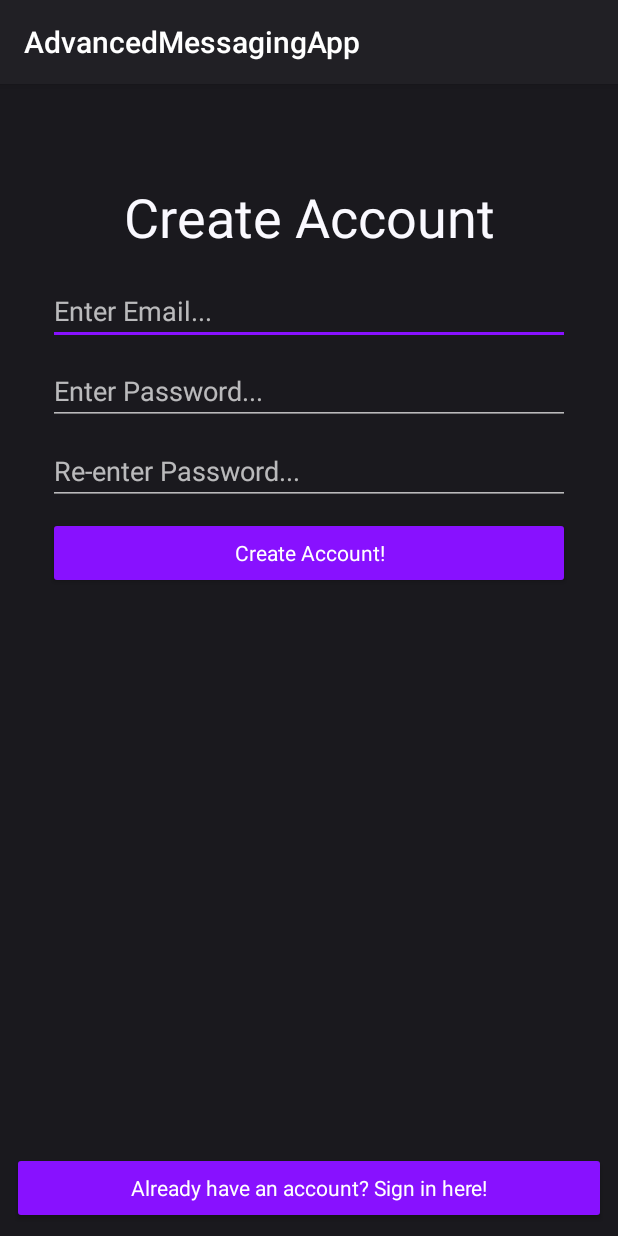
After one commit to batsm/AdvancedMessagingApp, an Android app: the CreateAccount screen opened directly, with no data from a screen before it, on a phone screen of 412 x 824 dp. The commit adds this screen. Run offline under Robolectric (Android 15) with nearby library versions, the phone set to English and light mode, and no system bars.

Commit message:
Create account page created and designed

```diff
--- a/app/src/main/AndroidManifest.xml
+++ b/app/src/main/AndroidManifest.xml
@@ -8,10 +8,10 @@
             android:label="@string/app_name"
             android:roundIcon="@mipmap/ic_launcher_round"
             android:supportsRtl="true"
-            android:theme="@style/AppTheme"
-            >
+            android:theme="@style/AppTheme">
+        <activity android:name=".CreateAccount">
+        </activity>
         <activity android:name=".MainActivity">
-
         </activity>
         <activity android:name=".LoginActivity">
             <intent-filter>
--- /dev/null
+++ b/app/src/main/java/advancedmessagingapp/com/CreateAccount.kt
@@ -0,0 +1,12 @@
+package advancedmessagingapp.com
+
+import android.support.v7.app.AppCompatActivity
+import android.os.Bundle
+
+class CreateAccount : AppCompatActivity() {
+
+    override fun onCreate(savedInstanceState: Bundle?) {
+        super.onCreate(savedInstanceState)
+        setContentView(R.layout.activity_create_account)
+    }
+}
--- /dev/null
+++ b/app/src/main/res/layout/activity_create_account.xml
@@ -0,0 +1,68 @@
+<?xml version="1.0" encoding="utf-8"?>
+<android.support.constraint.ConstraintLayout
+        xmlns:android="http://schemas.android.com/apk/res/android"
+        xmlns:tools="http://schemas.android.com/tools"
+        xmlns:app="http://schemas.android.com/apk/res-auto"
+        android:layout_width="match_parent"
+        android:layout_height="match_parent"
+        tools:context=".CreateAccount"
+        android:background="#1a191e"
+>
+
+    <TextView
+            android:text="Create Account"
+            android:layout_width="wrap_content"
+            android:layout_height="wrap_content"
+            android:id="@+id/textView" app:layout_constraintStart_toStartOf="parent"
+            app:layout_constraintHorizontal_bias="0.5" app:layout_constraintEnd_toEndOf="parent"
+            app:layout_constraintTop_toTopOf="parent" android:layout_marginTop="64dp" android:textSize="36sp"
+            android:textColor="@color/colorLightText"/>
+    <EditText
+            android:layout_width="0dp"
+            android:layout_height="wrap_content"
+            android:inputType="textEmailAddress"
+            android:ems="10"
+            android:id="@+id/txtCreateEmail" android:layout_marginTop="16dp"
+            app:layout_constraintTop_toBottomOf="@+id/textView" app:layout_constraintStart_toStartOf="parent"
+            app:layout_constraintHorizontal_bias="0.5" app:layout_constraintEnd_toEndOf="parent"
+            android:layout_marginStart="32dp" android:layout_marginEnd="32dp" android:hint="Enter Email..."
+            android:textColor="@color/colorDarkerText"/>
+    <EditText
+            android:layout_width="0dp"
+            android:layout_height="wrap_content"
+            android:inputType="textPassword"
+            android:ems="10"
+            android:id="@+id/txtCreatePass1" android:layout_marginTop="8dp"
+            app:layout_constraintTop_toBottomOf="@+id/txtCreateEmail" app:layout_constraintStart_toStartOf="parent"
+            app:layout_constraintHorizontal_bias="0.5" app:layout_constraintEnd_toEndOf="parent"
+            android:layout_marginStart="32dp" android:layout_marginEnd="32dp" android:hint="Enter Password..."
+            android:textColor="@color/colorDarkerText"/>
+    <EditText
+            android:layout_width="0dp"
+            android:layout_height="wrap_content"
+            android:inputType="textPassword"
+            android:ems="10"
+            android:id="@+id/txtCreatePass2" android:layout_marginTop="8dp"
+            app:layout_constraintTop_toBottomOf="@+id/txtCreatePass1" app:layout_constraintStart_toStartOf="parent"
+            app:layout_constraintHorizontal_bias="0.5" app:layout_constraintEnd_toEndOf="parent"
+            android:layout_marginStart="32dp" android:layout_marginEnd="32dp" android:hint="Re-enter Password..."
+            android:textColor="@color/colorDarkerText"/>
+    <Button
+            android:text="Create Account!"
+            android:layout_width="0dp"
+            android:layout_height="wrap_content"
+            android:id="@+id/btnCreateAccount" android:layout_marginTop="8dp"
+            app:layout_constraintTop_toBottomOf="@+id/txtCreatePass2" app:layout_constraintStart_toStartOf="parent"
+            app:layout_constraintHorizontal_bias="0.5" app:layout_constraintEnd_toEndOf="parent"
+            android:layout_marginStart="32dp" android:layout_marginEnd="32dp"
+            style="@style/Widget.AppCompat.Button.Colored" android:textAppearance="@style/TextAppearance.AppCompat"/>
+    <Button
+            android:text="Already have an account? Sign in here!"
+            android:layout_width="0dp"
+            android:layout_height="wrap_content"
+            android:id="@+id/button2" android:layout_marginBottom="8dp"
+            app:layout_constraintBottom_toBottomOf="parent" app:layout_constraintStart_toStartOf="parent"
+            app:layout_constraintHorizontal_bias="0.5" app:layout_constraintEnd_toEndOf="parent"
+            android:layout_marginStart="8dp" android:layout_marginEnd="8dp"
+            android:textAppearance="@style/TextAppearance.AppCompat" style="@style/Widget.AppCompat.Button.Colored"/>
+</android.support.constraint.ConstraintLayout>
--- a/app/src/main/res/layout/activity_login.xml
+++ b/app/src/main/res/layout/activity_login.xml
@@ -53,7 +53,7 @@
     <Button
             android:text="Dont have an account? Create one!"
             android:layout_width="0dp"
-            android:layout_height="wrap_content" android:id="@+id/button2"
+            android:layout_height="wrap_content" android:id="@+id/btnNewAccount"
             android:layout_marginBottom="8dp"
             app:layout_constraintBottom_toBottomOf="parent" app:layout_constraintStart_toStartOf="parent"
             app:layout_constraintHorizontal_bias="0.5" app:layout_constraintEnd_toEndOf="parent"
```
